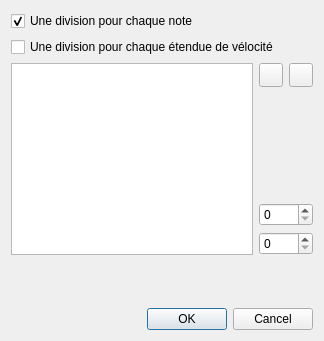
The window that trunk/tools/dialog_duplication.ui (davy7125/polyphone) describes before a commit, drawn with Qt 5.
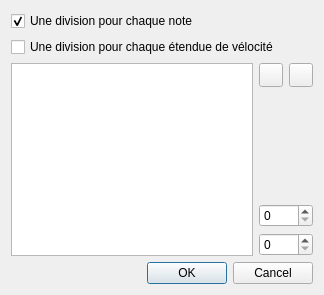
The same window after the commit. Icons and pictures are not drawn.

```diff
--- a/trunk/tools/dialog_duplication.ui
+++ b/trunk/tools/dialog_duplication.ui
@@ -10,7 +10,7 @@
     <x>0</x>
     <y>0</y>
     <width>320</width>
-    <height>341</height>
+    <height>295</height>
    </rect>
   </property>
   <property name="sizePolicy">
@@ -155,19 +155,6 @@
      </layout>
     </widget>
    </item>
-   <item>
-    <spacer name="verticalSpacer_2">
-     <property name="orientation">
-      <enum>Qt::Vertical</enum>
-     </property>
-     <property name="sizeHint" stdset="0">
-      <size>
-       <width>20</width>
-       <height>40</height>
-      </size>
-     </property>
-    </spacer>
-   </item>
    <item>
     <widget class="QDialogButtonBox" name="buttonBox">
      <property name="orientation">
```
